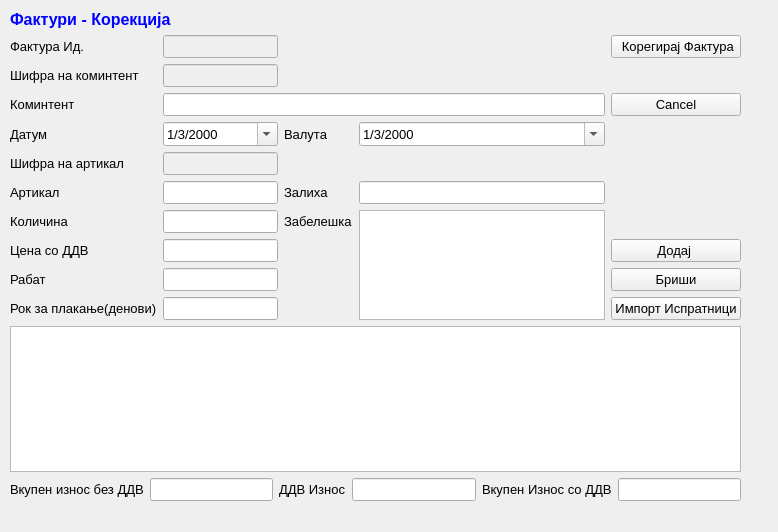
This is sterna/Fakturi/fakturikorekcija.ui in srgank/sterna_x as Qt 5 draws it before an edit. The edited form follows.
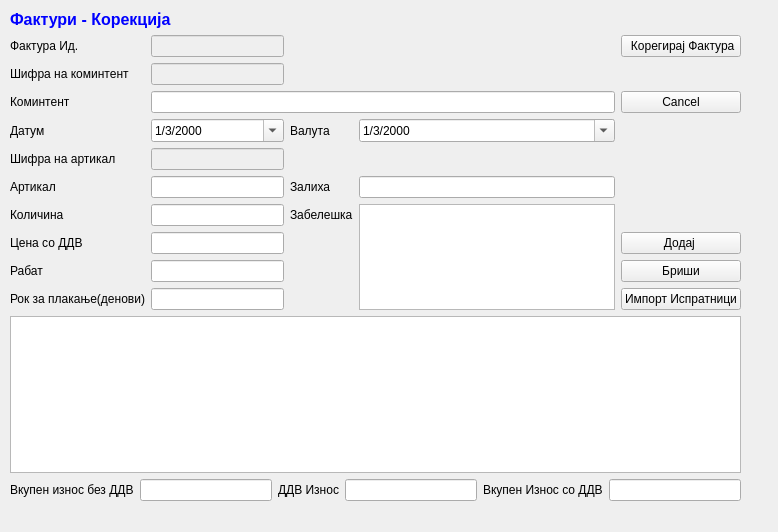
This is the edited form. Icons and pictures are not drawn.

What changed in the file:
```diff
--- a/sterna/Fakturi/fakturikorekcija.ui
+++ b/sterna/Fakturi/fakturikorekcija.ui
@@ -22,22 +22,12 @@
      <height>491</height>
     </rect>
    </property>
-   <property name="font">
-    <font>
-     <pointsize>10</pointsize>
-    </font>
-   </property>
    <layout class="QGridLayout" name="gridLayout">
     <item row="1" column="1">
      <widget class="QLineEdit" name="lineEdit_5">
       <property name="enabled">
        <bool>false</bool>
       </property>
-      <property name="font">
-       <font>
-        <pointsize>10</pointsize>
-       </font>
-      </property>
      </widget>
     </item>
     <item row="6" column="1">
@@ -45,11 +35,6 @@
       <property name="enabled">
        <bool>true</bool>
       </property>
-      <property name="font">
-       <font>
-        <pointsize>10</pointsize>
-       </font>
-      </property>
       <property name="toolTip">
        <string>&lt;html&gt;&lt;head/&gt;&lt;body&gt;&lt;p&gt;Притисни ЕНТЕР за да те однесе во листата&lt;/p&gt;&lt;/body&gt;&lt;/html&gt;</string>
       </property>
@@ -60,11 +45,6 @@
     </item>
     <item row="8" column="4">
      <widget class="QPushButton" name="pushButton_3">
-      <property name="font">
-       <font>
-        <pointsize>10</pointsize>
-       </font>
-      </property>
       <property name="text">
        <string>Додај </string>
       </property>
@@ -72,11 +52,6 @@
     </item>
     <item row="0" column="0" colspan="2">
      <widget class="QLabel" name="label_4">
-      <property name="font">
-       <font>
-        <pointsize>10</pointsize>
-       </font>
-      </property>
       <property name="text">
        <string>&lt;!DOCTYPE HTML PUBLIC &quot;-//W3C//DTD HTML 4.0//EN&quot; &quot;http://www.w3.org/TR/REC-html40/strict.dtd&quot;&gt;
 &lt;html&gt;&lt;head&gt;&lt;meta name=&quot;qrichtext&quot; content=&quot;1&quot; /&gt;&lt;style type=&quot;text/css&quot;&gt;
@@ -88,11 +63,6 @@
     </item>
     <item row="1" column="0">
      <widget class="QLabel" name="label_7">
-      <property name="font">
-       <font>
-        <pointsize>10</pointsize>
-       </font>
-      </property>
       <property name="text">
        <string>Фактура Ид.</string>
       </property>
@@ -100,11 +70,6 @@
     </item>
     <item row="1" column="4">
      <widget class="QPushButton" name="pushButton_4">
-      <property name="font">
-       <font>
-        <pointsize>10</pointsize>
-       </font>
-      </property>
       <property name="text">
        <string> Корегирај Фактура</string>
       </property>
@@ -116,11 +81,6 @@
     </item>
     <item row="3" column="0">
      <widget class="QLabel" name="label">
-      <property name="font">
-       <font>
-        <pointsize>10</pointsize>
-       </font>
-      </property>
       <property name="text">
        <string>Коминтент</string>
       </property>
@@ -128,11 +88,6 @@
     </item>
     <item row="3" column="4">
      <widget class="QPushButton" name="pushButton_5">
-      <property name="font">
-       <font>
-        <pointsize>10</pointsize>
-       </font>
-      </property>
       <property name="text">
        <string>Cancel</string>
       </property>
@@ -140,11 +95,6 @@
     </item>
     <item row="4" column="0">
      <widget class="QLabel" name="label_2">
-      <property name="font">
-       <font>
-        <pointsize>10</pointsize>
-       </font>
-      </property>
       <property name="text">
        <string>Датум</string>
       </property>
@@ -152,11 +102,6 @@
     </item>
     <item row="6" column="0">
      <widget class="QLabel" name="label_3">
-      <property name="font">
-       <font>
-        <pointsize>10</pointsize>
-       </font>
-      </property>
       <property name="text">
        <string>Артикал</string>
       </property>
@@ -164,53 +109,26 @@
     </item>
     <item row="9" column="0">
      <widget class="QLabel" name="label_9">
-      <property name="font">
-       <font>
-        <pointsize>10</pointsize>
-       </font>
-      </property>
       <property name="text">
        <string>Рабат</string>
       </property>
      </widget>
     </item>
     <item row="9" column="1">
-     <widget class="QLineEdit" name="lineEdit_7">
-      <property name="font">
-       <font>
-        <pointsize>10</pointsize>
-       </font>
-      </property>
-     </widget>
+     <widget class="QLineEdit" name="lineEdit_7"/>
     </item>
     <item row="9" column="4">
      <widget class="QPushButton" name="pushButton_6">
-      <property name="font">
-       <font>
-        <pointsize>10</pointsize>
-       </font>
-      </property>
       <property name="text">
        <string>Бриши</string>
       </property>
      </widget>
     </item>
     <item row="11" column="0" colspan="5">
-     <widget class="QTableView" name="tableView">
-      <property name="font">
-       <font>
-        <pointsize>10</pointsize>
-       </font>
-      </property>
-     </widget>
+     <widget class="QTableView" name="tableView"/>
     </item>
     <item row="4" column="1">
      <widget class="QDateTimeEdit" name="dateTimeEdit">
-      <property name="font">
-       <font>
-        <pointsize>10</pointsize>
-       </font>
-      </property>
       <property name="date">
        <date>
         <year>2000</year>
@@ -248,11 +166,6 @@
       <property name="enabled">
        <bool>true</bool>
       </property>
-      <property name="font">
-       <font>
-        <pointsize>10</pointsize>
-       </font>
-      </property>
       <property name="toolTip">
        <string>&lt;html&gt;&lt;head/&gt;&lt;body&gt;&lt;p&gt;Притисни ЕНТЕР за да те однесе во листата&lt;/p&gt;&lt;/body&gt;&lt;/html&gt;</string>
       </property>
@@ -263,11 +176,6 @@
     </item>
     <item row="4" column="3">
      <widget class="QDateTimeEdit" name="dateTimeEdit_2">
-      <property name="font">
-       <font>
-        <pointsize>10</pointsize>
-       </font>
-      </property>
       <property name="date">
        <date>
         <year>2000</year>
@@ -285,11 +193,6 @@
     </item>
     <item row="4" column="2">
      <widget class="QLabel" name="label_12">
-      <property name="font">
-       <font>
-        <pointsize>10</pointsize>
-       </font>
-      </property>
       <property name="text">
        <string>Валута</string>
       </property>
@@ -297,11 +200,6 @@
     </item>
     <item row="7" column="2">
      <widget class="QLabel" name="label_11">
-      <property name="font">
-       <font>
-        <pointsize>10</pointsize>
-       </font>
-      </property>
       <property name="text">
        <string>Забелешка</string>
       </property>
@@ -309,53 +207,25 @@
     </item>
     <item row="6" column="2">
      <widget class="QLabel" name="label_8">
-      <property name="font">
-       <font>
-        <pointsize>10</pointsize>
-       </font>
-      </property>
       <property name="text">
        <string>Залиха</string>
       </property>
      </widget>
     </item>
     <item row="6" column="3">
-     <widget class="QLineEdit" name="lineEdit_6">
-      <property name="font">
-       <font>
-        <pointsize>10</pointsize>
-       </font>
-      </property>
-     </widget>
+     <widget class="QLineEdit" name="lineEdit_6"/>
     </item>
     <item row="7" column="3" rowspan="4">
      <widget class="QTextEdit" name="textEdit"/>
     </item>
     <item row="8" column="1">
-     <widget class="QLineEdit" name="lineEdit_3">
-      <property name="font">
-       <font>
-        <pointsize>10</pointsize>
-       </font>
-      </property>
-     </widget>
+     <widget class="QLineEdit" name="lineEdit_3"/>
     </item>
     <item row="7" column="1">
-     <widget class="QLineEdit" name="lineEdit_4">
-      <property name="font">
-       <font>
-        <pointsize>10</pointsize>
-       </font>
-      </property>
-     </widget>
+     <widget class="QLineEdit" name="lineEdit_4"/>
     </item>
     <item row="8" column="0">
      <widget class="QLabel" name="label_5">
-      <property name="font">
-       <font>
-        <pointsize>10</pointsize>
-       </font>
-      </property>
       <property name="text">
        <string>Цена со ДДВ</string>
       </property>
@@ -363,11 +233,6 @@
     </item>
     <item row="7" column="0">
      <widget class="QLabel" name="label_6">
-      <property name="font">
-       <font>
-        <pointsize>10</pointsize>
-       </font>
-      </property>
       <property name="text">
        <string>Количина</string>
       </property>
```
